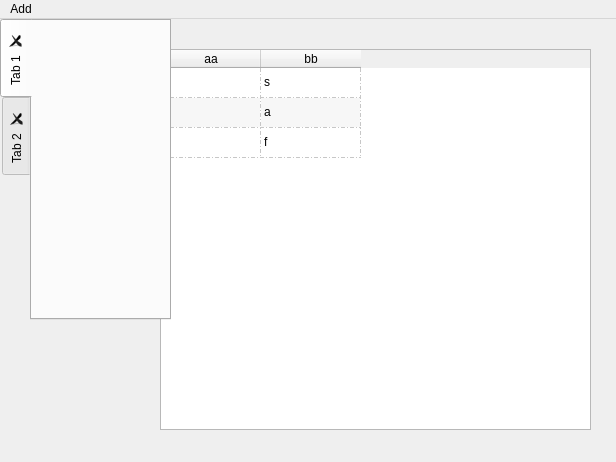
Before: the Qt Designer form Forms/mainwindow.ui in Arthur-g-p/StrategyTester, drawn with Qt 5.
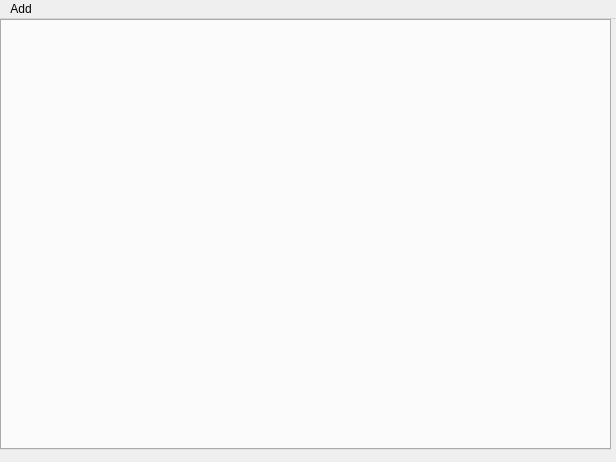
After: the same form once the commit is applied.

```diff
--- a/Forms/mainwindow.ui
+++ b/Forms/mainwindow.ui
@@ -17,126 +17,13 @@
    <enum>QTabWidget::Triangular</enum>
   </property>
   <widget class="QWidget" name="centralwidget">
-   <widget class="QTableWidget" name="tableWidget">
-    <property name="geometry">
-     <rect>
-      <x>160</x>
-      <y>30</y>
-      <width>431</width>
-      <height>381</height>
-     </rect>
-    </property>
-    <property name="autoFillBackground">
-     <bool>false</bool>
-    </property>
-    <property name="frameShadow">
-     <enum>QFrame::Raised</enum>
-    </property>
-    <property name="lineWidth">
-     <number>7</number>
-    </property>
-    <property name="midLineWidth">
-     <number>4</number>
-    </property>
-    <property name="editTriggers">
-     <set>QAbstractItemView::AllEditTriggers</set>
-    </property>
-    <property name="alternatingRowColors">
-     <bool>true</bool>
-    </property>
-    <property name="selectionMode">
-     <enum>QAbstractItemView::ExtendedSelection</enum>
-    </property>
-    <property name="selectionBehavior">
-     <enum>QAbstractItemView::SelectRows</enum>
-    </property>
-    <property name="verticalScrollMode">
-     <enum>QAbstractItemView::ScrollPerItem</enum>
-    </property>
-    <property name="showGrid">
-     <bool>true</bool>
-    </property>
-    <property name="gridStyle">
-     <enum>Qt::DashDotLine</enum>
-    </property>
-    <property name="sortingEnabled">
-     <bool>false</bool>
-    </property>
-    <property name="wordWrap">
-     <bool>false</bool>
-    </property>
-    <property name="cornerButtonEnabled">
-     <bool>false</bool>
-    </property>
-    <attribute name="horizontalHeaderHighlightSections">
-     <bool>false</bool>
-    </attribute>
-    <attribute name="verticalHeaderVisible">
-     <bool>false</bool>
-    </attribute>
-    <row>
-     <property name="text">
-      <string>ss</string>
-     </property>
-    </row>
-    <row>
-     <property name="text">
-      <string>aa</string>
-     </property>
-    </row>
-    <row>
-     <property name="text">
-      <string>ff</string>
-     </property>
-    </row>
-    <column>
-     <property name="text">
-      <string>aa</string>
-     </property>
-    </column>
-    <column>
-     <property name="text">
-      <string>bb</string>
-     </property>
-    </column>
-    <item row="0" column="0">
-     <property name="text">
-      <string>s</string>
-     </property>
-    </item>
-    <item row="0" column="1">
-     <property name="text">
-      <string>s</string>
-     </property>
-    </item>
-    <item row="1" column="0">
-     <property name="text">
-      <string>a</string>
-     </property>
-    </item>
-    <item row="1" column="1">
-     <property name="text">
-      <string>a</string>
-     </property>
-    </item>
-    <item row="2" column="0">
-     <property name="text">
-      <string>f</string>
-     </property>
-    </item>
-    <item row="2" column="1">
-     <property name="text">
-      <string>f</string>
-     </property>
-    </item>
-   </widget>
    <widget class="QTabWidget" name="tabWidget">
     <property name="geometry">
      <rect>
       <x>0</x>
       <y>0</y>
-      <width>171</width>
-      <height>301</height>
+      <width>611</width>
+      <height>431</height>
      </rect>
     </property>
     <property name="whatsThis">
@@ -169,16 +56,6 @@
     <property name="tabBarAutoHide">
      <bool>false</bool>
     </property>
-    <widget class="QWidget" name="tab">
-     <attribute name="title">
-      <string>Tab 1</string>
-     </attribute>
-    </widget>
-    <widget class="QWidget" name="tab_2">
-     <attribute name="title">
-      <string>Tab 2</string>
-     </attribute>
-    </widget>
    </widget>
   </widget>
   <widget class="QMenuBar" name="menubar">
```
